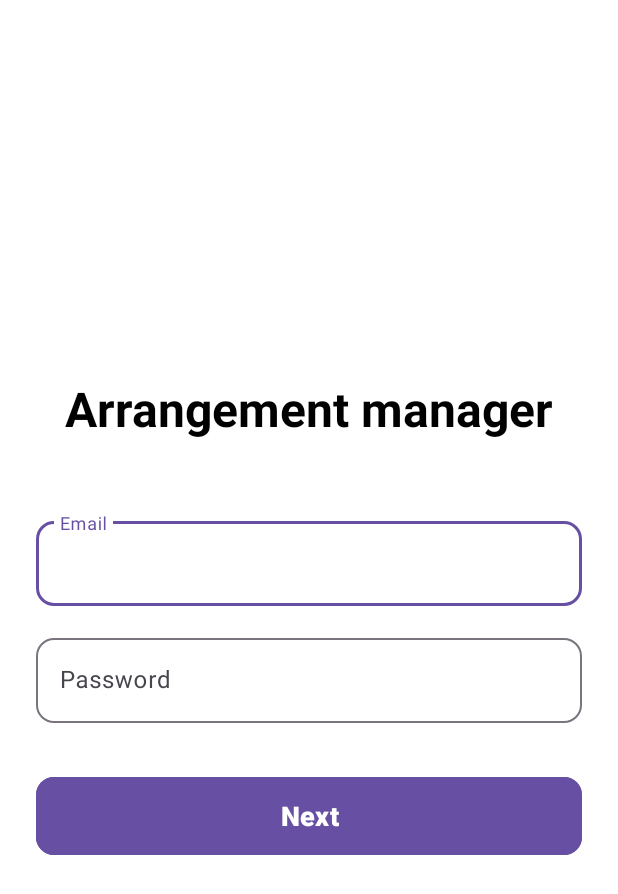
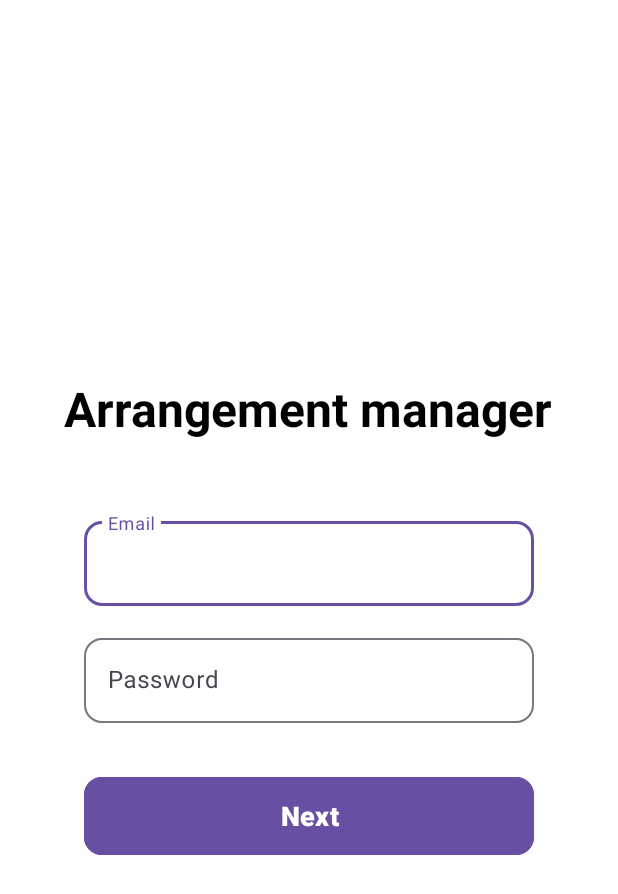
Before and after one commit to RoccoFerrari/Arrangement-manager, an Android app: the fragment Login shown on its own in the app's theme, on a phone screen of 412 x 824 dp. Shown: the top 894 px of the screen. Run offline under Robolectric (Android 15) with nearby library versions, the phone set to English and light mode, and no system bars; 1 statement that could not run was skipped.

Commit message:
Improved physical device layout

```diff
--- a/Arrangementmanager/app/src/main/AndroidManifest.xml
+++ b/Arrangementmanager/app/src/main/AndroidManifest.xml
@@ -17,9 +17,8 @@
         android:allowBackup="true"
         android:dataExtractionRules="@xml/data_extraction_rules"
         android:fullBackupContent="@xml/backup_rules"
-        android:icon="@mipmap/ic_launcher"
+        android:icon="@mipmap/arrangement_manager"
         android:label="@string/app_name"
-        android:roundIcon="@mipmap/ic_launcher_round"
         android:supportsRtl="true"
         android:theme="@style/Theme.Arrangementmanager"
         android:networkSecurityConfig="@xml/network_security_config"
--- a/Arrangementmanager/app/src/main/java/com/example/arrangement_manager/kitchen/KitchenViewModel.kt
+++ b/Arrangementmanager/app/src/main/java/com/example/arrangement_manager/kitchen/KitchenViewModel.kt
@@ -8,7 +8,6 @@ import android.util.Log
 import androidx.lifecycle.AndroidViewModel
 import androidx.lifecycle.LiveData
 import androidx.lifecycle.MutableLiveData
-import androidx.lifecycle.ViewModel
 import androidx.lifecycle.viewModelScope
 import com.google.gson.GsonBuilder
 import kotlinx.coroutines.Job
--- a/Arrangementmanager/app/src/main/res/layout/fragment_login.xml
+++ b/Arrangementmanager/app/src/main/res/layout/fragment_login.xml
@@ -12,22 +12,24 @@
         android:id="@+id/login_title"
         android:layout_width="wrap_content"
         android:layout_height="wrap_content"
+        android:layout_marginBottom="48dp"
         android:text="Arrangement manager"
+        android:textColor="@android:color/black"
         android:textSize="32sp"
         android:textStyle="bold"
-        android:textColor="@android:color/black"
         app:layout_constraintBottom_toTopOf="@+id/textInputLayoutEmail"
         app:layout_constraintEnd_toEndOf="parent"
+        app:layout_constraintHorizontal_bias="0.494"
         app:layout_constraintStart_toStartOf="parent"
         app:layout_constraintTop_toTopOf="parent"
-        app:layout_constraintVertical_chainStyle="packed"
-        android:layout_marginBottom="48dp" />
+        app:layout_constraintVertical_chainStyle="packed" />
 
     <com.google.android.material.textfield.TextInputLayout
         android:id="@+id/textInputLayoutEmail"
         style="@style/Widget.Material3.TextInputLayout.OutlinedBox"
-        android:layout_width="0dp"
+        android:layout_width="wrap_content"
         android:layout_height="wrap_content"
+        android:layout_marginBottom="16dp"
         android:hint="Email"
         app:boxCornerRadiusBottomEnd="12dp"
         app:boxCornerRadiusBottomStart="12dp"
@@ -36,24 +38,24 @@
         app:layout_constraintBottom_toTopOf="@+id/textInputLayoutPassword"
         app:layout_constraintEnd_toEndOf="parent"
         app:layout_constraintStart_toStartOf="parent"
-        app:layout_constraintTop_toBottomOf="@+id/login_title"
-        android:layout_marginStart="24dp"
-        android:layout_marginEnd="24dp"
-        android:layout_marginBottom="16dp">
+        app:layout_constraintTop_toBottomOf="@+id/login_title">
 
         <com.google.android.material.textfield.TextInputEditText
             android:id="@+id/login_email"
-            android:layout_width="match_parent"
-            android:layout_height="wrap_content"
-            android:inputType="textEmailAddress" />
+            android:layout_width="wrap_content"
+            android:layout_height="match_parent"
+            android:gravity="center_vertical"
+            android:inputType="textEmailAddress"
+            android:minWidth="300dp" />
 
     </com.google.android.material.textfield.TextInputLayout>
 
     <com.google.android.material.textfield.TextInputLayout
         android:id="@+id/textInputLayoutPassword"
         style="@style/Widget.Material3.TextInputLayout.OutlinedBox"
-        android:layout_width="0dp"
+        android:layout_width="wrap_content"
         android:layout_height="wrap_content"
+        android:layout_marginBottom="32dp"
         android:hint="Password"
         app:boxCornerRadiusBottomEnd="12dp"
         app:boxCornerRadiusBottomStart="12dp"
@@ -62,26 +64,23 @@
         app:layout_constraintBottom_toTopOf="@+id/login_next"
         app:layout_constraintEnd_toEndOf="parent"
         app:layout_constraintStart_toStartOf="parent"
-        app:layout_constraintTop_toBottomOf="@+id/textInputLayoutEmail"
-        android:layout_marginStart="24dp"
-        android:layout_marginEnd="24dp"
-        android:layout_marginBottom="32dp">
+        app:layout_constraintTop_toBottomOf="@+id/textInputLayoutEmail">
 
         <com.google.android.material.textfield.TextInputEditText
             android:id="@+id/login_password"
             android:layout_width="match_parent"
             android:layout_height="wrap_content"
-            android:inputType="textPassword" />
+            android:inputType="textPassword"
+            android:minWidth="300dp" />
 
     </com.google.android.material.textfield.TextInputLayout>
 
     <Button
         android:id="@+id/login_next"
-        android:layout_width="0dp"
+        android:layout_width="wrap_content"
         android:layout_height="60dp"
-        android:layout_marginStart="24dp"
-        android:layout_marginEnd="24dp"
         android:backgroundTint="#ff6750a4"
+        android:minWidth="300dp"
         android:text="Next"
         android:textColor="@color/white"
         android:textSize="18sp"
@@ -89,6 +88,7 @@
         app:cornerRadius="12dp"
         app:layout_constraintBottom_toBottomOf="parent"
         app:layout_constraintEnd_toEndOf="parent"
+        app:layout_constraintHorizontal_bias="0.498"
         app:layout_constraintStart_toStartOf="parent"
         app:layout_constraintTop_toBottomOf="@+id/textInputLayoutPassword" />
 
--- a/Arrangementmanager/app/src/main/res/layout/item_kitchen_dish.xml
+++ b/Arrangementmanager/app/src/main/res/layout/item_kitchen_dish.xml
@@ -16,7 +16,7 @@
         android:textColor="@android:color/black"
         android:textSize="18sp"
         android:textStyle="bold"
-        tools:text="Pizza Margherita" />
+        tools:text="Dish" />
 
     <TextView
         android:id="@+id/tv_dish_price"
--- a/Arrangementmanager/app/src/main/res/layout/item_order_menu.xml
+++ b/Arrangementmanager/app/src/main/res/layout/item_order_menu.xml
@@ -21,7 +21,7 @@
             android:textAppearance="@style/TextAppearance.Material3.TitleMedium"
             app:layout_constraintStart_toStartOf="parent"
             app:layout_constraintTop_toTopOf="parent"
-            tools:text="Nome Elemento" />
+            tools:text="Element name" />
 
         <TextView
             android:id="@+id/textView_item_price"
@@ -41,7 +41,7 @@
             android:textAppearance="@style/TextAppearance.Material3.BodySmall"
             app:layout_constraintStart_toStartOf="parent"
             app:layout_constraintTop_toBottomOf="@+id/textView_item_price"
-            tools:text="Disponibili: 50" />
+            tools:text="Aviable: 50" />
 
         <ImageButton
             android:id="@+id/button_remove"
```
Also changed, not shown: Arrangementmanager/app/src/main/java/com/example/arrangement_manager/menu_order/MenuOrderDialogFragment.kt (+6 -1 lines), Arrangementmanager/app/src/main/res/layout/fragment_order_kitchen.xml (+10 -6 lines), Arrangementmanager/app/src/main/res/layout/fragment_selection_mode.xml (+10 -12 lines), Arrangementmanager/app/src/main/res/layout/fragment_table_arrangement.xml (+10 -8 lines), Arrangementmanager/app/src/main/res/layout/item_kitchen_order.xml (+17 -8 lines), Arrangementmanager/app/src/main/res/mipmap-hdpi/arrangement_manager.png (added), Arrangementmanager/app/src/main/res/mipmap-mdpi/arrangement_manager.png (added), Arrangementmanager/app/src/main/res/mipmap-xhdpi/arrangement_manager.png (added), Arrangementmanager/app/src/main/res/mipmap-xxhdpi/arrangement_manager.png (added), Arrangementmanager/app/src/main/res/mipmap-xxxhdpi/arrangement_manager.png (added), 1 other file.
